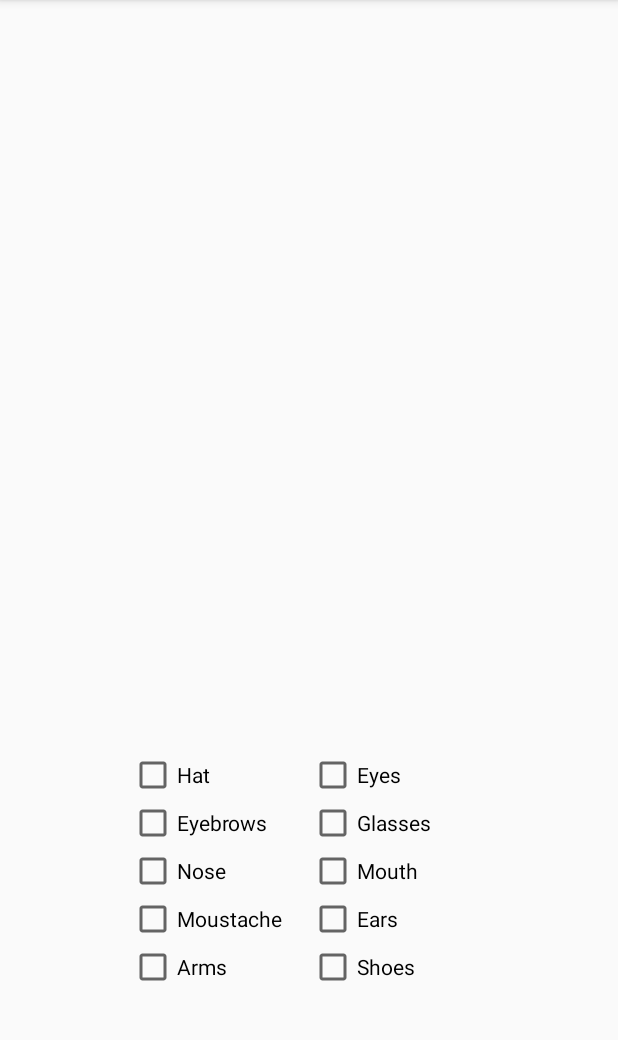
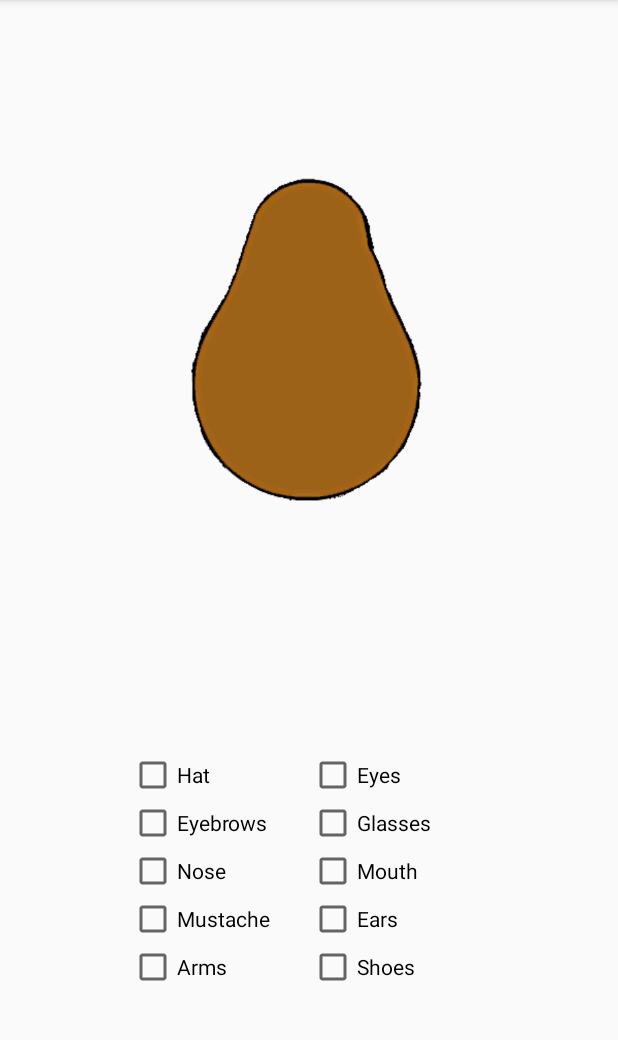
Before and after one commit to ivodeb/MrPotatohead, an Android app: the screen it shows after launch (MainActivity), on a phone screen of 412 x 824 dp, the part 84-1124 px from its top. Run offline under Robolectric (Android 15) with nearby library versions, the phone set to English and light mode, and no system bars.

```diff
--- a/app/src/main/res/layout/activity_main.xml
+++ b/app/src/main/res/layout/activity_main.xml
@@ -20,7 +20,7 @@
             android:id="@+id/body"
             android:layout_width="wrap_content"
             android:layout_height="wrap_content"
-            android:visibility="invisible"
+            android:visibility="visible"
             app:srcCompat="@drawable/body" />
 
         <ImageView
@@ -108,9 +108,12 @@
         app:layout_constraintTop_toBottomOf="@+id/frameLayout">
 
         <CheckBox
-            android:id="@+id/hat_checkbox2"
+            android:id="@+id/hat_checkbox"
             android:layout_width="120dp"
             android:layout_height="wrap_content"
+            android:checked="false"
+            android:clickable="false"
+            android:onClick="checkClicked"
             android:text="Hat"
             app:layout_column="0"
             app:layout_row="0" />
@@ -119,6 +122,7 @@
             android:id="@+id/eyebrows_checkbox"
             android:layout_width="120dp"
             android:layout_height="wrap_content"
+            android:onClick="checkClicked"
             android:text="Eyebrows"
             app:layout_column="0"
             app:layout_row="1" />
@@ -127,15 +131,17 @@
             android:id="@+id/nose_checkbox"
             android:layout_width="120dp"
             android:layout_height="wrap_content"
+            android:onClick="checkClicked"
             android:text="Nose"
             app:layout_column="0"
             app:layout_row="2" />
 
         <CheckBox
-            android:id="@+id/moustache_checkbox"
+            android:id="@+id/mustache_checkbox"
             android:layout_width="120dp"
             android:layout_height="wrap_content"
-            android:text="Moustache"
+            android:onClick="checkClicked"
+            android:text="Mustache"
             app:layout_column="0"
             app:layout_row="3" />
 
@@ -143,6 +149,7 @@
             android:id="@+id/arms_checkbox"
             android:layout_width="120dp"
             android:layout_height="wrap_content"
+            android:onClick="checkClicked"
             android:text="Arms"
             app:layout_column="0"
             app:layout_row="4" />
@@ -151,6 +158,7 @@
             android:id="@+id/eyes_checkbox"
             android:layout_width="120dp"
             android:layout_height="wrap_content"
+            android:onClick="checkClicked"
             android:text="Eyes"
             app:layout_column="1"
             app:layout_row="0" />
@@ -159,6 +167,7 @@
             android:id="@+id/glasses_checkbox"
             android:layout_width="120dp"
             android:layout_height="wrap_content"
+            android:onClick="checkClicked"
             android:text="Glasses"
             app:layout_column="1"
             app:layout_row="1" />
@@ -167,6 +176,7 @@
             android:id="@+id/mouth_checkbox"
             android:layout_width="120dp"
             android:layout_height="wrap_content"
+            android:onClick="checkClicked"
             android:text="Mouth"
             app:layout_column="1"
             app:layout_row="2" />
@@ -175,6 +185,7 @@
             android:id="@+id/shoes_checkbox"
             android:layout_width="120dp"
             android:layout_height="wrap_content"
+            android:onClick="checkClicked"
             android:text="Shoes"
             app:layout_column="1"
             app:layout_row="4" />
@@ -183,6 +194,7 @@
             android:id="@+id/ears_checkbox"
             android:layout_width="120dp"
             android:layout_height="wrap_content"
+            android:onClick="checkClicked"
             android:text="Ears"
             app:layout_column="1"
             app:layout_row="3" />
```
Also changed, not shown: app/src/main/java/com/example/ivode/mrpotatohead/MainActivity.java (+50 -0 lines).
